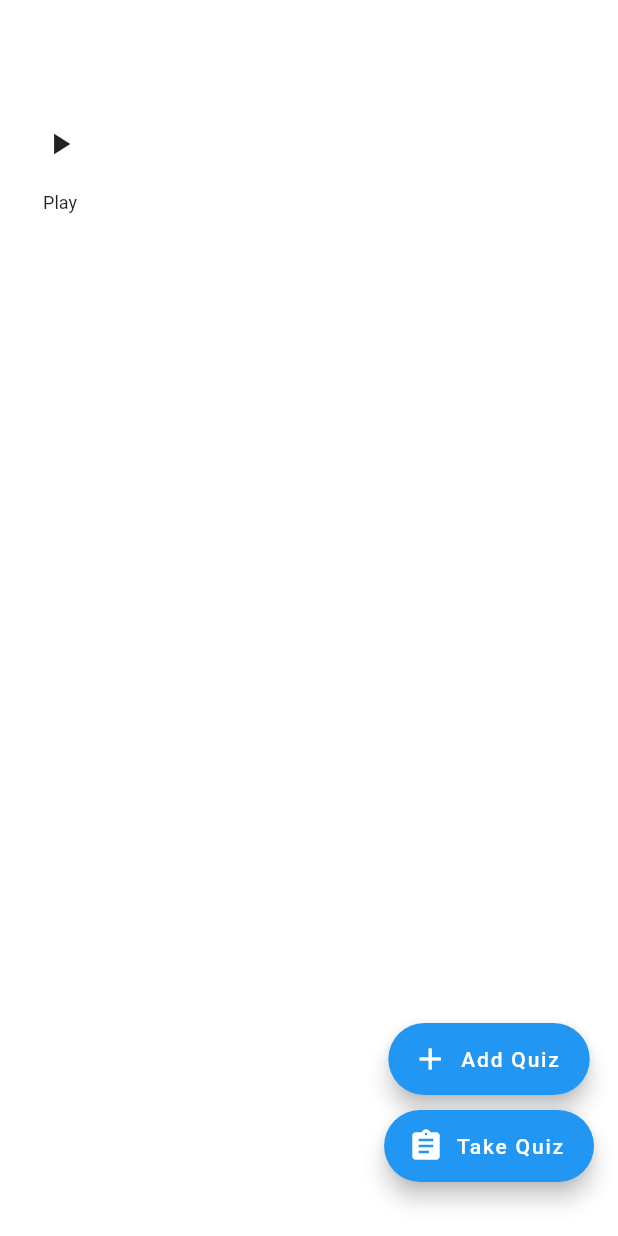
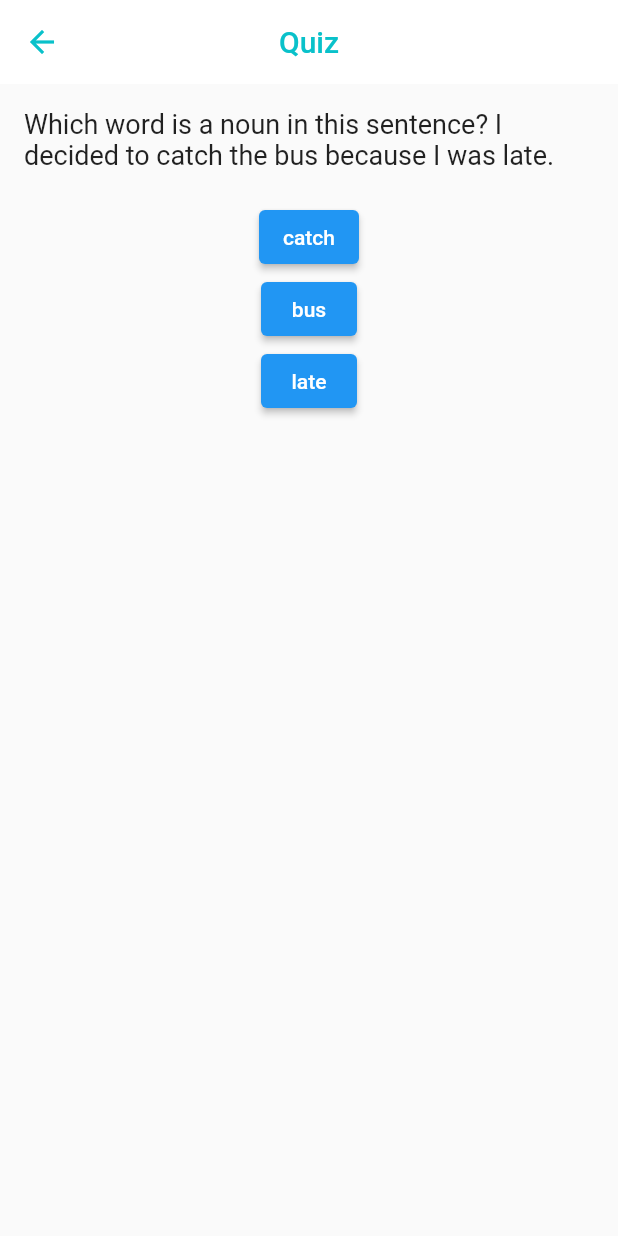
Before and after one commit to gerardosocias29/leap, a Flutter app: the TopicViewScreen screen opened directly with empty values, after a tap on "Take Quiz", on a phone screen of 412 x 824 dp. Run offline on Flutter 3.47's test engine with Material 2 defaults, Android fonts, the phone set to English and light mode, and no system bars; our stand-ins replace animated_splash_screen, cloud_firestore, firebase_auth, firebase_core, flutter_dotenv, flutter_signin_button and 7 more; accounts and stored records are empty; statements that could not run were skipped.

Commit message:
quiz screen

```diff
--- /dev/null
+++ b/lib/_screens/quiz_screen.dart
@@ -0,0 +1,162 @@
+import 'package:flutter/material.dart';
+
+class QuizScreen extends StatefulWidget {
+  const QuizScreen({Key? key}) : super(key: key);
+
+  @override
+  State<QuizScreen> createState() => _QuizScreenState();
+}
+
+class _QuizScreenState extends State<QuizScreen> {
+  int _questionIndex = 0;
+  int _score = 0;
+
+  final List<Map<String, Object>> _questions = [
+    {
+      'question': 'Which word is a noun in this sentence? I decided to catch the bus because I was late.',
+      'answers': [
+        {'text': 'catch', 'score': 0},
+        {'text': 'bus', 'score': 1},
+        {'text': 'late', 'score': 0},
+      ],
+    },
+    {
+      'question': 'Which word is a noun in this sentence? The queue was very long so I didn\'t wait.',
+      'answers': [
+        {'text': 'queue', 'score': 1},
+        {'text': 'long', 'score': 0},
+        {'text': 'wait', 'score': 0},
+      ],
+    },
+    {
+      'question': 'Which word is a noun in this sentence? There are no interesting programmes on tonight.',
+      'answers': [
+        {'text': 'interesting', 'score': 0},
+        {'text': 'programmes', 'score': 1},
+        {'text': 'tonight', 'score': 0},
+      ],
+    },
+    {
+      'question': 'Which word is a noun in this sentence? I need to find something that my brother will like.',
+      'answers': [
+        {'text': 'need', 'score': 0},
+        {'text': 'find', 'score': 0},
+        {'text': 'brother', 'score': 1},
+      ],
+    },
+    {
+      'question': 'Which word is a noun in this sentence? Don\'t be late for the concert.',
+      'answers': [
+        {'text': 'late', 'score': 0},
+        {'text': 'for', 'score': 0},
+        {'text': 'concert', 'score': 1},
+      ],
+    },
+  ];
+
+  void _answerQuestion(int score) {
+    _score += score;
+    setState(() {
+      _questionIndex++;
+    });
+  }
+
+  void _resetQuiz() {
+    setState(() {
+      _questionIndex = 0;
+      _score = 0;
+    });
+  }
+
+  @override
+  Widget build(BuildContext context) {
+    if (_questionIndex < _questions.length) {
+      String quest = '${_questions[_questionIndex]['question']}';
+
+      return Scaffold(
+        appBar: AppBar(
+          centerTitle: true,
+          title: Text(
+            "Quiz",
+            style: TextStyle(color: Theme.of(context).primaryColor),
+          ),
+          elevation: 0,
+          backgroundColor: Colors.white,
+          shadowColor: Colors.white,
+          iconTheme: IconThemeData(
+            color: Theme.of(context).primaryColor,
+          ),
+        ),
+        body: SingleChildScrollView(
+          child: Padding(
+            padding: const EdgeInsets.all(16.0),
+            child: Column(
+              mainAxisSize: MainAxisSize.min,
+              mainAxisAlignment: MainAxisAlignment.center,
+              children: <Widget>[
+                Text(
+                  quest,
+                  style: TextStyle(fontSize: 18),
+                ),
+                const SizedBox(
+                  height: 20,
+                ),
+                ...(_questions[_questionIndex]['answers'] as List<Map<String, Object>>)
+                    .map((answer) {
+                  String ans = '${answer['text']}';
+                  return ElevatedButton(
+                    child: Text(ans),
+                    onPressed: () => _answerQuestion(answer["score"] as int),
+                  );
+                }).toList(),
+              ],
+            ),
+          )
+        ),
+
+      );
+    } else {
+      return Scaffold(
+        appBar: AppBar(
+          centerTitle: true,
+          title: Text(
+            "Quiz",
+            style: TextStyle(color: Theme.of(context).primaryColor),
+          ),
+          elevation: 0,
+          backgroundColor: Colors.white,
+          shadowColor: Colors.white,
+          iconTheme: IconThemeData(
+            color: Theme.of(context).primaryColor,
+          ),
+        ),
+        body:SingleChildScrollView(
+          child: Padding(
+          padding: const EdgeInsets.all(16.0),
+            child: Center(
+              child: Column(
+                mainAxisSize: MainAxisSize.min,
+                mainAxisAlignment: MainAxisAlignment.center,
+                children: <Widget>[
+
+                  Text(
+                    'You scored $_score out of ${_questions.length}',
+                    style: TextStyle(fontSize: 18),
+                    textAlign: TextAlign.center,
+                  ),
+                  const SizedBox(
+                    height: 20,
+                  ),
+                  ElevatedButton(
+                    child: Text('Reset Quiz'),
+                    onPressed: _resetQuiz,
+                  ),
+                ],
+              ),
+            )
+          )
+        )
+      );
+    }
+  }
+}
--- a/lib/_screens/topic_view_screen.dart
+++ b/lib/_screens/topic_view_screen.dart
@@ -2,6 +2,7 @@ import 'dart:convert';
 
 import 'package:flutter/material.dart';
 import 'package:flutter_tts/flutter_tts.dart';
+import 'package:leap/_screens/quiz_screen.dart';
 
 import '../navbar.dart';
 import '../providers/storage.dart';
@@ -150,6 +151,7 @@ class _TopicViewScreenState extends State<TopicViewScreen> {
           FloatingActionButton.extended(
             onPressed: () {
               //...
+              Navigator.of(context).pushAndRemoveUntil(MaterialPageRoute(builder: (context) => const QuizScreen()), (route) => true );
             },
             heroTag: null,
             label: const Text('Take Quiz'),
```
